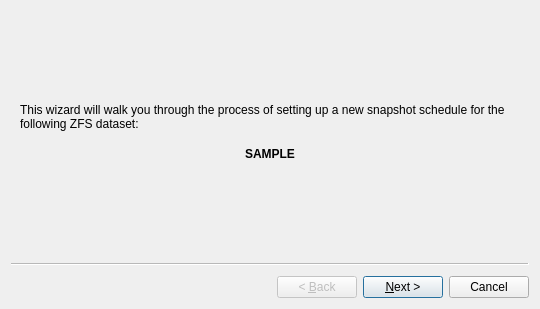
trueos/pcbsd, file src-qt5/life-preserver/lp-gui/LPWizard.ui: the form before one commit.
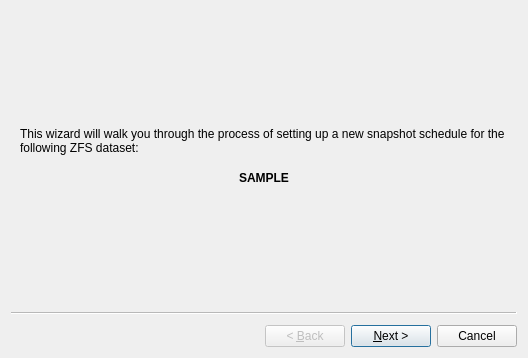
The form after the commit. Icons and pictures are not drawn.

Commit message: Fix up the new scrub "interval of days" option in the LP setup wizard as well.

What changed in the file:
```diff
--- a/src-qt5/life-preserver/lp-gui/LPWizard.ui
+++ b/src-qt5/life-preserver/lp-gui/LPWizard.ui
@@ -9,8 +9,8 @@
    <rect>
     <x>0</x>
     <y>0</y>
-    <width>540</width>
-    <height>309</height>
+    <width>528</width>
+    <height>358</height>
    </rect>
   </property>
   <property name="windowTitle">
```
Left out of the diff: 5 changed lines with no effect on the pictures. The commit also changes 2 other files.
